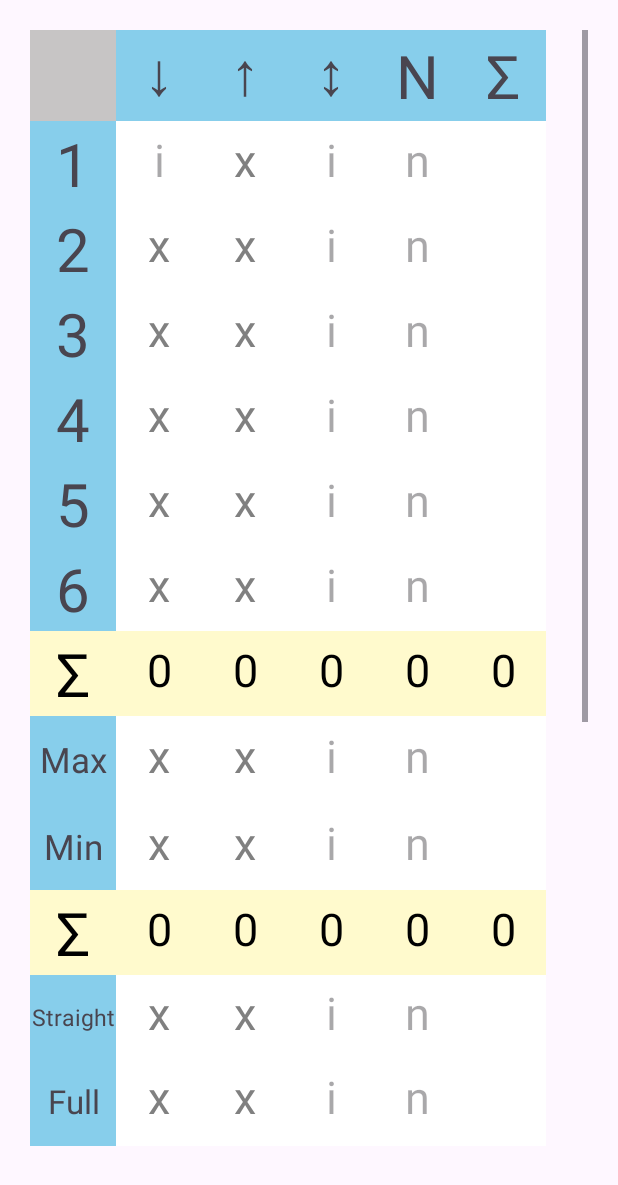
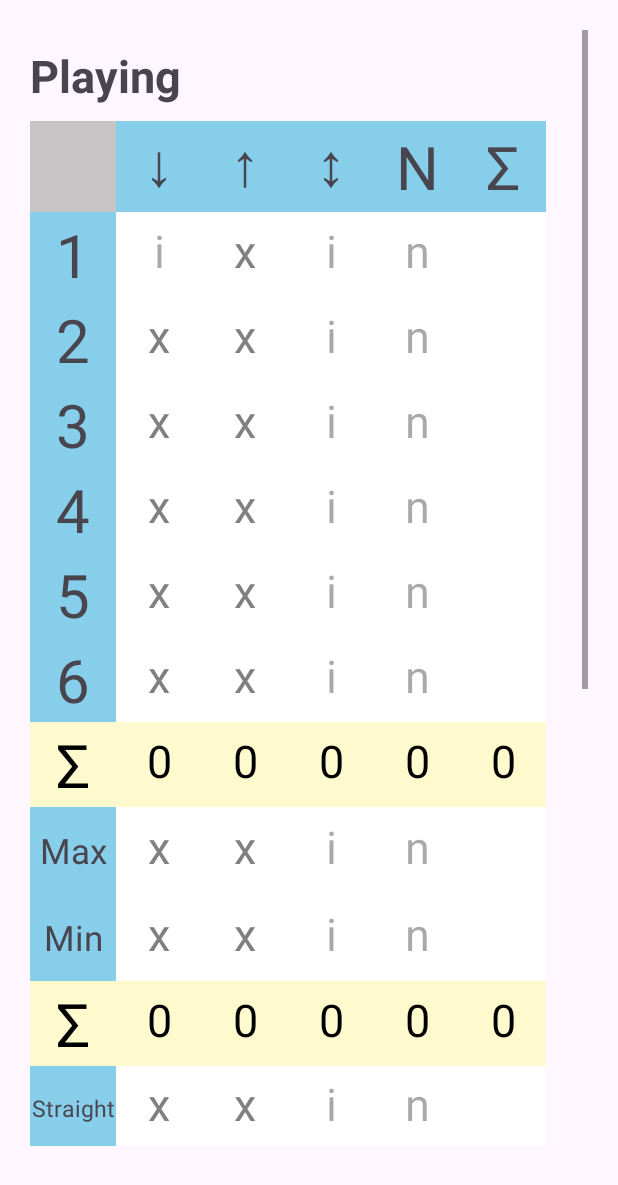
Before and after one commit to DushanMil/JambOnline, an Android app: the screen it shows after launch (GameActivity), after a tap on "Play Offline", on a phone screen of 412 x 824 dp. Shown: the top 1185 px of the screen. Run offline under Robolectric (Android 15) with nearby library versions, the light colour scheme and no system bars; our stand-ins replace Firebase (no records; nobody signed in at launch, a user with empty details on screens opened directly).

Commit message:
Added checking for end game and displaying game winner.

```diff
--- a/app/src/main/java/com/example/jambonline/GameModel.kt
+++ b/app/src/main/java/com/example/jambonline/GameModel.kt
@@ -6,7 +6,8 @@ data class GameModel (
     var gameStatus: GameStatus = GameStatus.CREATED,
     var currentPlayer: Int = -1,
     var numOfPlayers: Int = 0,
-    var playerScores: MutableList<Int> = mutableListOf()
+    var playerScores: MutableList<Int> = mutableListOf(),
+    var playerFinished: MutableList<RollState> = mutableListOf()
 )
 
 enum class GameStatus {
@@ -21,7 +22,8 @@ enum class RollState {
     SECOND_ROLL,
     THIRD_ROLL,
     WAITING,
-    FINISHED
+    FINISHED,
+    NOT_FINISHED
 }
 
 enum class SelectedDice {
--- a/app/src/main/java/com/example/jambonline/MainActivity.kt
+++ b/app/src/main/java/com/example/jambonline/MainActivity.kt
@@ -49,6 +49,7 @@ class MainActivity : AppCompatActivity() {
                 GameData.myId = model.numOfPlayers
                 model.numOfPlayers++
                 model.playerScores.add(0)
+                model.playerFinished.add(RollState.NOT_FINISHED)
                 GameData.saveGameModel(model)
                 startGame()
             }
@@ -64,7 +65,8 @@ class MainActivity : AppCompatActivity() {
                 gameId = (Random.nextInt(8999) + 1000).toString(),
                 currentPlayer = 0,
                 numOfPlayers = 1,
-                playerScores = mutableListOf(0)
+                playerScores = mutableListOf(0),
+                playerFinished = mutableListOf(RollState.NOT_FINISHED)
             )
         )
         startGame()
@@ -76,7 +78,8 @@ class MainActivity : AppCompatActivity() {
                 gameStatus = GameStatus.JOINED,
                 currentPlayer = 0,
                 numOfPlayers = 1,
-                playerScores = mutableListOf(0)
+                playerScores = mutableListOf(0),
+                playerFinished = mutableListOf(RollState.NOT_FINISHED)
             )
         )
         startGame()
--- a/app/src/main/res/layout/activity_game.xml
+++ b/app/src/main/res/layout/activity_game.xml
@@ -160,6 +160,27 @@
 
             </LinearLayout>
 
+            <!-- Winner -->
+            <LinearLayout
+                android:layout_width="match_parent"
+                android:layout_height="wrap_content"
+                android:orientation="horizontal"
+                android:gravity="left"
+                android:id="@+id/winner_layout"
+                >
+
+                <TextView
+                    android:id="@+id/winner_comment"
+                    android:layout_width="wrap_content"
+                    android:layout_height="wrap_content"
+                    android:paddingTop="10dp"
+                    android:text="Playing"
+                    android:textSize="30sp"
+                    android:textStyle="bold"
+                    android:paddingBottom="10dp"/>
+
+            </LinearLayout>
+
             <!-- Other users scores, TODO -->
 
             <!-- Main game table and user score -->
```
Also changed, not shown: app/src/main/java/com/example/jambonline/GameActivity.kt (+61 -42 lines).
